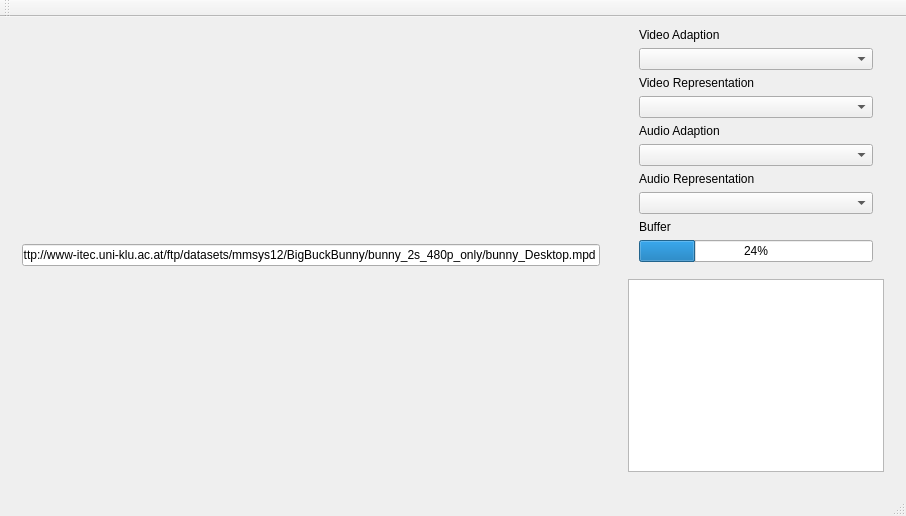
The window that libdash/qtsampleplayer/qtsampleplayer.ui (bitmovin/libdash) describes before a commit, drawn with Qt 5.
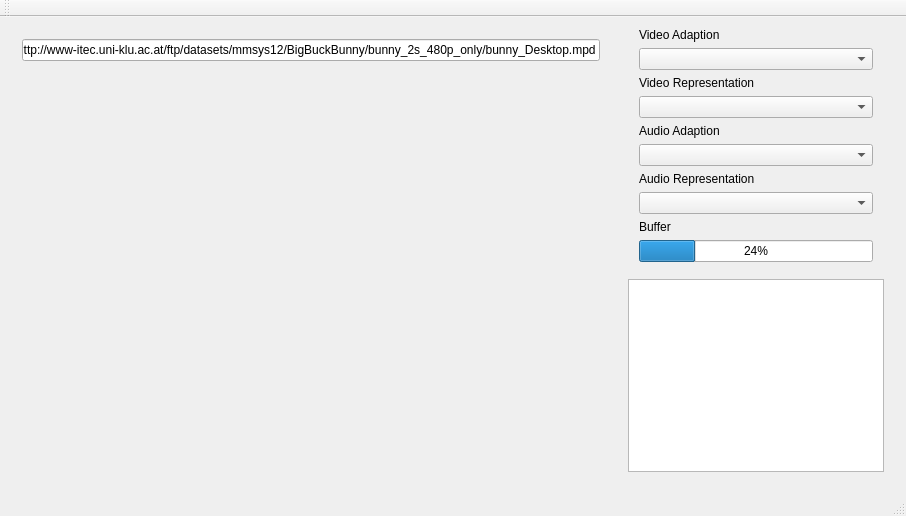
The same window after the commit. Custom widgets are drawn as their Qt base class.

Commit message: Added simple GLRenderer

What changed in the file:
```diff
--- a/libdash/qtsampleplayer/qtsampleplayer.ui
+++ b/libdash/qtsampleplayer/qtsampleplayer.ui
@@ -2,6 +2,9 @@
 <ui version="4.0">
  <class>QtSamplePlayerClass</class>
  <widget class="QMainWindow" name="QtSamplePlayerClass">
+  <property name="enabled">
+   <bool>true</bool>
+  </property>
   <property name="geometry">
    <rect>
     <x>0</x>
@@ -38,7 +41,18 @@
         </widget>
        </item>
        <item>
-        <layout class="QVBoxLayout" name="videoLayout"/>
+        <widget class="sampleplayer::renderer::QTGLRenderer" name="videoelement" native="true">
+         <property name="enabled">
+          <bool>true</bool>
+         </property>
+         <property name="minimumSize">
+          <size>
+           <width>100</width>
+           <height>100</height>
+          </size>
+         </property>
+         <layout class="QVBoxLayout" name="videoLayout"/>
+        </widget>
        </item>
       </layout>
      </widget>
@@ -177,6 +191,14 @@
   <widget class="QStatusBar" name="statusBar"/>
  </widget>
  <layoutdefault spacing="6" margin="11"/>
+ <customwidgets>
+  <customwidget>
+   <class>sampleplayer::renderer::QTGLRenderer</class>
+   <extends>QWidget</extends>
+   <header>Renderer/QTGLRenderer.h</header>
+   <container>1</container>
+  </customwidget>
+ </customwidgets>
  <resources>
   <include location="qtsampleplayer.qrc"/>
  </resources>
```
The commit also changes 10 other files.
